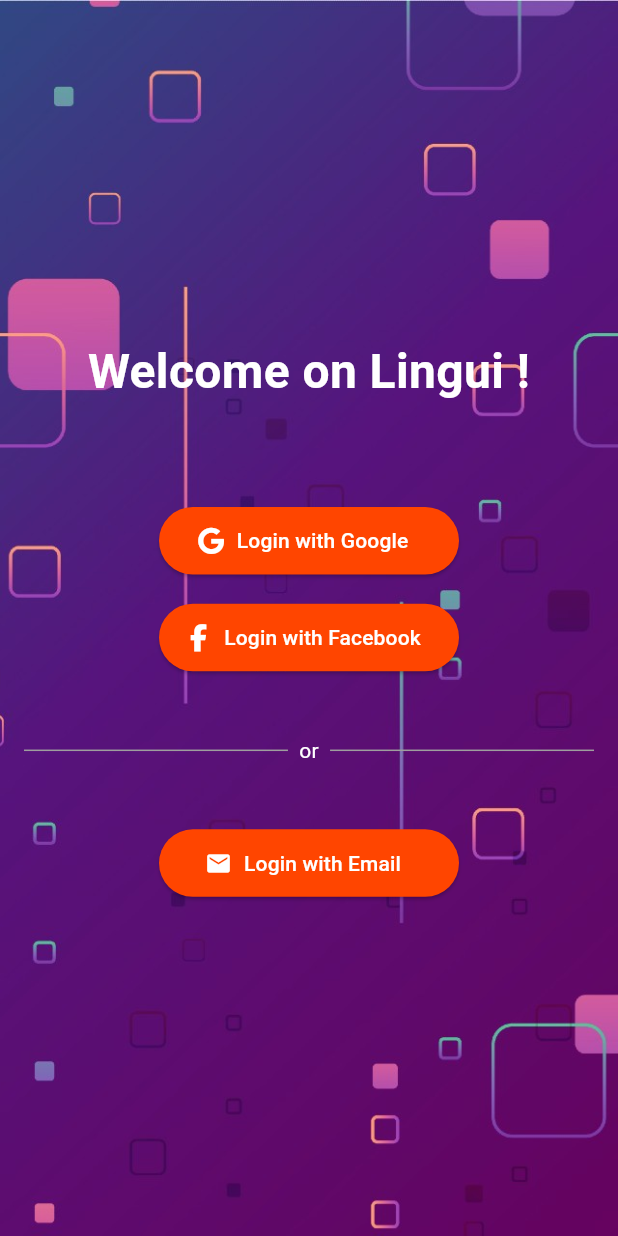
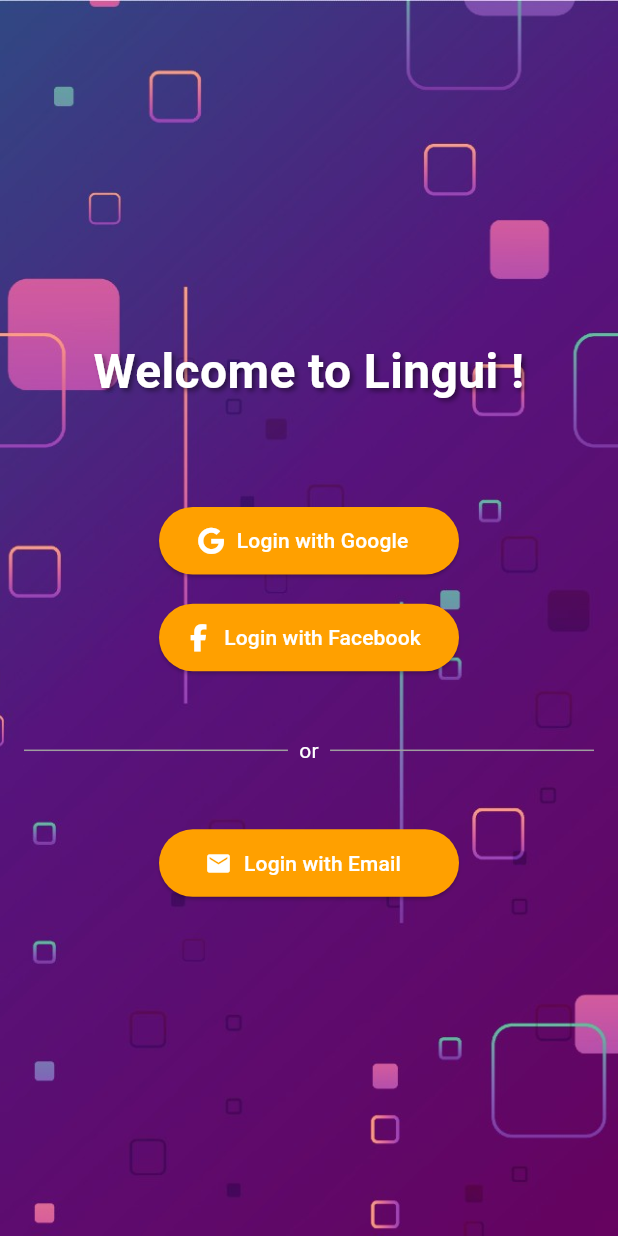
Before and after one commit to EliteWise/lingui_mobile, a Flutter app: the screen it shows after launch, on a phone screen of 412 x 824 dp. Run offline on Flutter 3.47's test engine with Material 3 defaults, Android fonts, the light colour scheme and no system bars; our stand-ins replace cached_network_image, flutter_chat_types, flutter_chat_ui, flutter_riverpod, flutter_svg, font_awesome_flutter and 3 more.

Commit message:
Add gradient appbar widget + some style adjustments

```diff
--- a/lib/main.dart
+++ b/lib/main.dart
@@ -2,7 +2,7 @@ import 'package:flutter/material.dart';
 import 'package:flutter_riverpod/flutter_riverpod.dart';
 import 'package:lingui_mobile/views/country_folder_page.dart';
 import 'package:lingui_mobile/views/login_page.dart';
-import 'package:lingui_mobile/views/navigation_page.dart';
+import 'package:lingui_mobile/widgets/navigation.dart';
 
 Future<void> main() async {
   WidgetsFlutterBinding.ensureInitialized();
--- a/lib/views/country_folder_page.dart
+++ b/lib/views/country_folder_page.dart
@@ -2,6 +2,7 @@ import 'package:cached_network_image/cached_network_image.dart';
 import 'package:flutter/material.dart';
 import 'package:flutter_svg/svg.dart';
 import 'package:lingui_mobile/views/image_gallery_page.dart';
+import 'package:lingui_mobile/widgets/gradient_appbar.dart';
 
 import '../utils/Utils.dart';
 
@@ -63,8 +64,8 @@ class CountryFolderPage extends StatelessWidget {
     ];
 
     return Scaffold(
-      appBar: AppBar(
-        title: const Text("Albums by Country"),
+      appBar: const GradientAppBar(
+          title: Text("Albums by Country"),
       ),
       body: GridView.builder(
         itemCount: availableCountries.length,
--- a/lib/views/login_page.dart
+++ b/lib/views/login_page.dart
@@ -1,7 +1,7 @@
 import 'package:flutter/material.dart';
 import 'package:font_awesome_flutter/font_awesome_flutter.dart';
 import 'package:lingui_mobile/views/login_email_page.dart';
-import 'package:lingui_mobile/views/navigation_page.dart';
+import 'package:lingui_mobile/widgets/navigation.dart';
 
 import 'discussion_page.dart';
 
@@ -27,12 +27,19 @@ class LoginPage extends StatelessWidget {
             mainAxisSize: MainAxisSize.min, // Minimizes the size of Column to its children
             children: [
               const Text(
-                "Welcome on Lingui !",
+                "Welcome to Lingui !",
                 style: TextStyle(
                   color: Colors.white,
                   decoration: TextDecoration.none,
                   fontSize: 32,
                   fontWeight: FontWeight.bold,
+                  shadows: [
+                    Shadow(
+                      blurRadius: 4.0,
+                      color: Colors.black45,
+                      offset: Offset(2.0, 2.0),
+                    ),
+                  ],
                 ),
                 textAlign: TextAlign.center, // Center align the text
               ),
@@ -42,13 +49,13 @@ class LoginPage extends StatelessWidget {
                 label: const Text('Login with Google',
                     style: TextStyle(color: Colors.white)),
                 style: ButtonStyle(
-                  backgroundColor: const WidgetStatePropertyAll(Color(0xFFFF4500)),
+                  backgroundColor: const WidgetStatePropertyAll(Color(0xFFFFA000)), // Amber 700
                   minimumSize: WidgetStateProperty.all(const Size(200, 45)),
                 ),
                 onPressed: () {
                   Navigator.push(
                     context,
-                    PageRouteBuilder(pageBuilder: (_, __, ___) => const NavigationPage()
+                    PageRouteBuilder(pageBuilder: (_, __, ___) => const Navigation()
                     ),
                   );
                 },
@@ -59,7 +66,7 @@ class LoginPage extends StatelessWidget {
                 label: const Text('Login with Facebook',
                     style: TextStyle(color: Colors.white)),
                 style: ButtonStyle(
-                  backgroundColor: const WidgetStatePropertyAll(Color(0xFFFF4500)),
+                  backgroundColor: const WidgetStatePropertyAll(Color(0xFFFFA000)), // Amber 700
                   minimumSize: WidgetStateProperty.all(const Size(200, 45)),
                 ),
                 onPressed: () {
@@ -88,7 +95,7 @@ class LoginPage extends StatelessWidget {
                 label: const Text('Login with Email',
                     style: TextStyle(color: Colors.white)),
                 style: ButtonStyle(
-                  backgroundColor: const WidgetStatePropertyAll(Color(0xFFFF4500)),
+                  backgroundColor: const WidgetStatePropertyAll(Color(0xFFFFA000)), // Amber 700
                   minimumSize: WidgetStateProperty.all(const Size(200, 45)),
                 ),
                 onPressed: () {
--- a/lib/views/profile_page.dart
+++ b/lib/views/profile_page.dart
@@ -223,7 +223,7 @@ class _ProfilePageState extends ConsumerState<ProfilePage> with SingleTickerProv
                   ),
                   const FaIcon(
                     FontAwesomeIcons.crown,
-                    color: Colors.amber,
+                    color: Color(0xFFFFA000), // Amber 700
                     size: 16,
                   ),
                   Center(
@@ -243,7 +243,7 @@ class _ProfilePageState extends ConsumerState<ProfilePage> with SingleTickerProv
                           opacity: _animation.value,
                           child: ElevatedButton(
                             style: ElevatedButton.styleFrom(
-                              backgroundColor: Colors.amber, // Button color
+                              backgroundColor: const Color(0xFFFFA000), // Amber 700, Button color
                             ),
                             onPressed: () {
 
@@ -309,7 +309,7 @@ class _ProfilePageState extends ConsumerState<ProfilePage> with SingleTickerProv
         ),
       ),
       floatingActionButton: FloatingActionButton(
-        backgroundColor: Colors.amber,
+        backgroundColor: const Color(0xFFFFA000), // Amber 700
         // TODO: add chat creation modal with contacts list to add new chat with new participants
         onPressed: () async {
           enterChat();
--- a/lib/widgets/community_profile.dart
+++ b/lib/widgets/community_profile.dart
@@ -109,7 +109,7 @@ class CommunityProfile extends StatelessWidget {
                       if(isActive)
                         const FaIcon(
                             FontAwesomeIcons.crown,
-                            color: Colors.amber,
+                            color: Color(0xFFFFA000), // Amber 700
                             size: 16.0)
                     ],
                   ),
--- a/lib/widgets/top_leaderboard_box.dart
+++ b/lib/widgets/top_leaderboard_box.dart
@@ -36,7 +36,7 @@ class TopLeaderboardBox extends StatelessWidget {
         style: const TextStyle(
          fontSize: 18,
           fontWeight: FontWeight.bold,
-          color: Colors.deepOrangeAccent,
+          color: Colors.black,
           shadows: [
             Shadow(
               blurRadius: 10.0,
@@ -48,7 +48,7 @@ class TopLeaderboardBox extends StatelessWidget {
         Container(
           decoration: BoxDecoration(
             color: Colors.grey[300],
-            border: isPrimary ? Border.all(color: Colors.amber, width: 1.5) : null,
+            border: isPrimary ? Border.all(color: const Color(0xFFFFA000), width: 1.5) : null, // Amber 700
             borderRadius: BorderRadius.circular(8.0),
             boxShadow: [
               BoxShadow(
@@ -86,7 +86,7 @@ class TopLeaderboardBox extends StatelessWidget {
             margin: const EdgeInsets.only(top: 8.0),
             child: const FaIcon(
               FontAwesomeIcons.medal,
-              color: Colors.amber,
+              color: Color(0xFFFFA000), // Amber 700
               size: 23,
             ),
           )
```
Also changed, not shown: lib/views/community_page.dart (+3 -4 lines), lib/views/discussion_page.dart (+4 -3 lines), lib/views/leaderboard_page.dart (+7 -6 lines), lib/widgets/gradient_appbar.dart (added, +39 -0 lines), lib/widgets/navigation.dart (renamed from lib/views/navigation_page.dart, +6 -6 lines).
